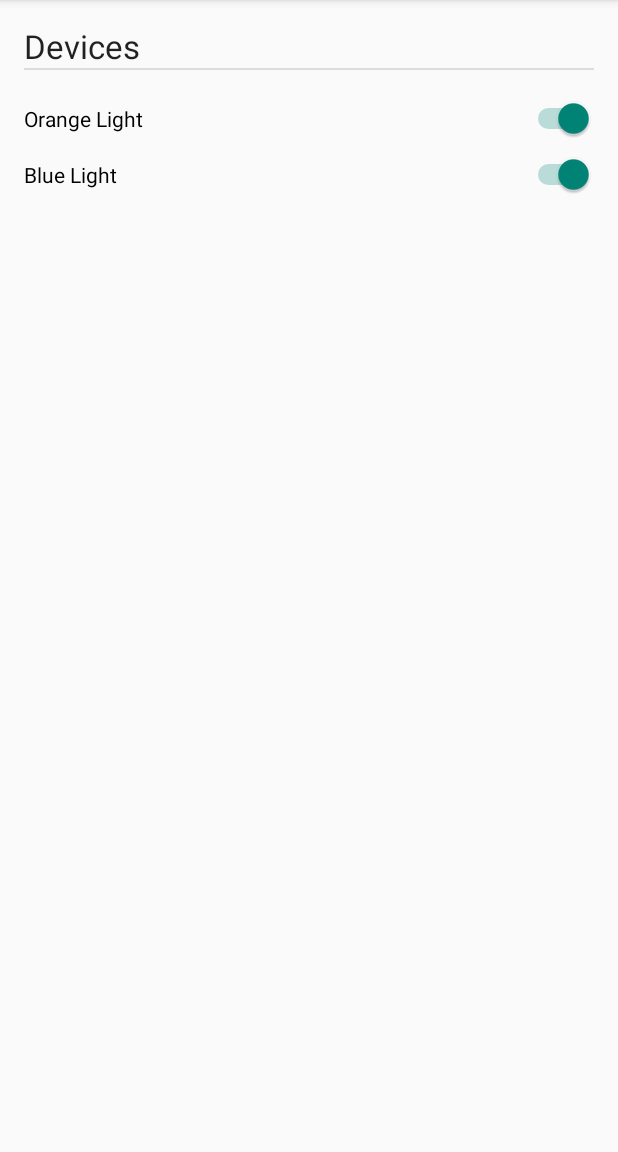
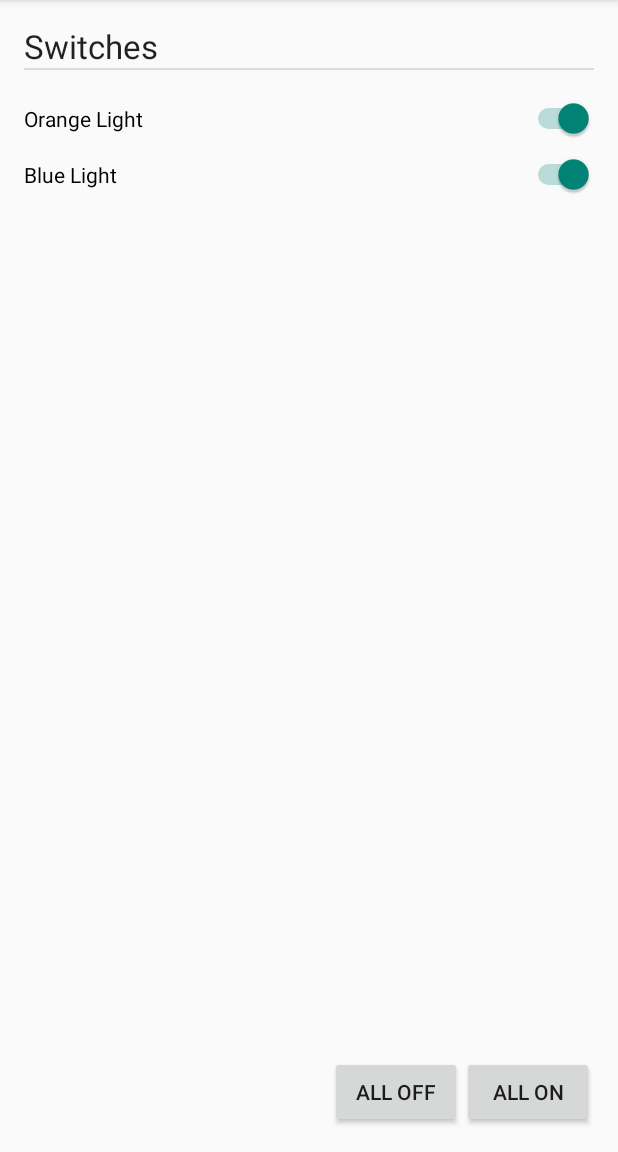
Before and after one commit to JonathanNakandala/rpi-transmitter, an Android app: the screen it shows after launch (MainActivity), after a tap on "Blue Light", on a phone screen of 412 x 824 dp, the part 84-1236 px from its top. Run offline under Robolectric (Android 15) with nearby library versions, the phone set to English and light mode, and no system bars; network calls fail; 2 statements that could not run were skipped; 1 other tap on this screen came first.

Commit message:
Created an All on and All off Button. Doesn't do anything yet.

```diff
--- a/app/src/main/AndroidManifest.xml
+++ b/app/src/main/AndroidManifest.xml
@@ -4,7 +4,6 @@
 
     <uses-permission android:name="android.permission.INTERNET" />
     <uses-permission android:name="android.permission.ACCESS_NETWORK_STATE" />
-    <uses-permission android:name="android.permission.VIBRATE" />
     <application
         android:allowBackup="true"
         android:icon="@mipmap/ic_launcher"
--- a/app/src/main/java/com/example/jonathan/rpi/NavigationDrawerFragment.java
+++ b/app/src/main/java/com/example/jonathan/rpi/NavigationDrawerFragment.java
@@ -1,16 +1,16 @@
 package com.example.jonathan.rpi;
 
-import android.support.v7.app.AppCompatActivity;
 import android.app.Activity;
-import android.support.v7.app.ActionBar;
-import android.support.v4.app.Fragment;
-import android.support.v4.app.ActionBarDrawerToggle;
-import android.support.v4.view.GravityCompat;
-import android.support.v4.widget.DrawerLayout;
 import android.content.SharedPreferences;
 import android.content.res.Configuration;
 import android.os.Bundle;
 import android.preference.PreferenceManager;
+import android.support.v4.app.ActionBarDrawerToggle;
+import android.support.v4.app.Fragment;
+import android.support.v4.view.GravityCompat;
+import android.support.v4.widget.DrawerLayout;
+import android.support.v7.app.ActionBar;
+import android.support.v7.app.AppCompatActivity;
 import android.view.LayoutInflater;
 import android.view.Menu;
 import android.view.MenuInflater;
@@ -248,7 +248,7 @@ public class NavigationDrawerFragment extends Fragment {
         }
 
         if (item.getItemId() == R.id.action_example) {
-            Toast.makeText(getActivity(), "Example action.", Toast.LENGTH_SHORT).show();
+            Toast.makeText(getActivity(), "Haven't done this yet =D", Toast.LENGTH_SHORT).show();
             return true;
         }
 
--- a/app/src/main/res/layout/fragment_main.xml
+++ b/app/src/main/res/layout/fragment_main.xml
@@ -78,4 +78,22 @@
         </RelativeLayout>
     </ScrollView>
 
+    <Button
+        android:id="@+id/AllOnButton"
+        android:layout_width="wrap_content"
+        android:layout_height="wrap_content"
+        android:layout_alignParentBottom="true"
+        android:layout_alignParentEnd="true"
+        android:layout_alignParentRight="true"
+        android:text="@string/AllOnButtonText" />
+
+    <Button
+        android:id="@+id/AllOffButton"
+        android:layout_width="wrap_content"
+        android:layout_height="wrap_content"
+        android:layout_alignBottom="@+id/AllOnButton"
+        android:layout_toLeftOf="@+id/AllOnButton"
+        android:layout_toStartOf="@+id/AllOnButton"
+        android:text="@string/AllOffButtonText" />
+    <!-- android:drawableLeft="@drawable/ic_visibility_black_48dp : Maybe an icon?-->
 </RelativeLayout>
--- a/app/src/main/res/values/strings.xml
+++ b/app/src/main/res/values/strings.xml
@@ -16,5 +16,7 @@
 
     <string name="SwitchName_0">Orange Light</string>
     <string name="SwitchName_1">Blue Light</string>
-    <string name="SwitchListTitle">Devices</string>
+    <string name="SwitchListTitle">Switches</string>
+    <string name="AllOnButtonText">All On</string>
+    <string name="AllOffButtonText">All Off</string>
 </resources>
```
